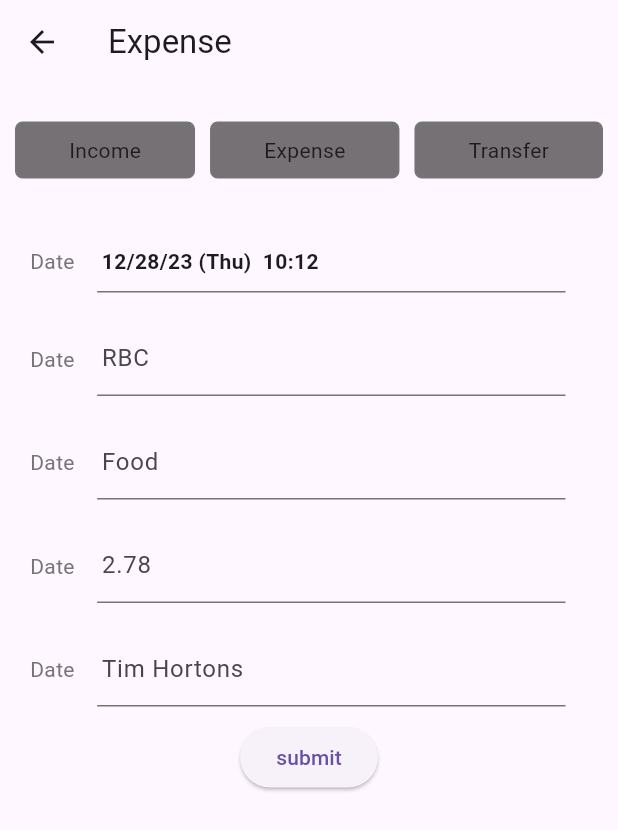
After one commit to MihirGorasiya/money-manager, a Flutter app: the screen it shows after launch, after a tap on the "add" icon, on a phone screen of 412 x 824 dp. The commit adds this screen. Shown: the top 830 px of the screen. Run offline on Flutter 3.47's test engine with Material 3 defaults, Android fonts, the phone set to English and light mode, and no system bars; our stand-ins replace sqflite; accounts and stored records are empty.

Commit message:
database added
- database added
- need to refactor the code
- add expenses page started

```diff
--- a/lib/constants/app_constants.dart
+++ b/lib/constants/app_constants.dart
@@ -6,4 +6,5 @@ class AppConstants {
   static const Color redColor = Colors.red;
   static const Color blueColor = Colors.blue;
   static const Color greyText = Color.fromARGB(255, 117, 117, 117);
+  static const Color lightBlackColor = Colors.black54;
 }
--- /dev/null
+++ b/lib/pages/add_expense.dart
@@ -0,0 +1,173 @@
+import 'package:flutter/material.dart';
+import 'package:money_manager/constants/app_constants.dart';
+import 'package:money_manager/widgets/input_field_with_lable.dart';
+
+class AddExpense extends StatefulWidget {
+  const AddExpense({super.key});
+
+  @override
+  State<AddExpense> createState() => _AddExpenseState();
+}
+
+class _AddExpenseState extends State<AddExpense> {
+  TextEditingController accountController = TextEditingController();
+  TextEditingController categoryController = TextEditingController();
+  TextEditingController amountController = TextEditingController();
+  TextEditingController descriptionController = TextEditingController();
+
+  @override
+  Widget build(BuildContext context) {
+    Size screenSize = MediaQuery.of(context).size;
+
+    return Scaffold(
+      appBar: AppBar(
+        title: const Text('Expense'),
+      ),
+      body: Column(
+        children: [
+          Padding(
+            padding: const EdgeInsets.symmetric(vertical: 25),
+            child: Row(
+              mainAxisAlignment: MainAxisAlignment.spaceEvenly,
+              children: [
+                Container(
+                  decoration: BoxDecoration(
+                    color: AppConstants.lightBlackColor,
+                    border: Border.all(color: AppConstants.greyText),
+                    borderRadius: BorderRadius.circular(5),
+                  ),
+                  padding: const EdgeInsets.symmetric(
+                    horizontal: 35,
+                    vertical: 8,
+                  ),
+                  child: const Text('Income'),
+                ),
+                Container(
+                  decoration: BoxDecoration(
+                    color: AppConstants.lightBlackColor,
+                    border: Border.all(color: AppConstants.greyText),
+                    borderRadius: BorderRadius.circular(5),
+                  ),
+                  padding: const EdgeInsets.symmetric(
+                    horizontal: 35,
+                    vertical: 8,
+                  ),
+                  child: const Text('Expense'),
+                ),
+                Container(
+                  decoration: BoxDecoration(
+                    color: AppConstants.lightBlackColor,
+                    border: Border.all(color: AppConstants.greyText),
+                    borderRadius: BorderRadius.circular(5),
+                  ),
+                  padding: const EdgeInsets.symmetric(
+                    horizontal: 35,
+                    vertical: 8,
+                  ),
+                  child: const Text('Transfer'),
+                ),
+              ],
+            ),
+          ),
+          // input fields
+          InputFieldWithLable(
+            screenSize: screenSize,
+            text: 'Date',
+            padding: true,
+            child: const Text(
+              '12/28/23 (Thu)  10:12',
+              style: TextStyle(fontWeight: FontWeight.w600),
+            ),
+          ),
+          InputFieldWithLable(
+            screenSize: screenSize,
+            text: 'Account',
+            padding: false,
+            child: TextField(
+              controller: accountController,
+              scrollPadding: EdgeInsets.zero,
+              decoration: const InputDecoration(
+                hintText: 'RBC',
+                contentPadding: EdgeInsets.zero,
+                border: InputBorder.none,
+                errorBorder: InputBorder.none,
+                enabledBorder: InputBorder.none,
+                focusedBorder: InputBorder.none,
+                disabledBorder: InputBorder.none,
+                focusedErrorBorder: InputBorder.none,
+              ),
+            ),
+          ),
+          InputFieldWithLable(
+            screenSize: screenSize,
+            text: 'Category',
+            padding: false,
+            child: TextField(
+              controller: categoryController,
+              scrollPadding: EdgeInsets.zero,
+              decoration: const InputDecoration(
+                hintText: 'Food',
+                contentPadding: EdgeInsets.zero,
+                border: InputBorder.none,
+                errorBorder: InputBorder.none,
+                enabledBorder: InputBorder.none,
+                focusedBorder: InputBorder.none,
+                disabledBorder: InputBorder.none,
+                focusedErrorBorder: InputBorder.none,
+              ),
+            ),
+          ),
+          InputFieldWithLable(
+            screenSize: screenSize,
+            text: 'Amount',
+            padding: false,
+            child: TextField(
+              controller: amountController,
+              scrollPadding: EdgeInsets.zero,
+              decoration: const InputDecoration(
+                hintText: '2.78',
+                contentPadding: EdgeInsets.zero,
+                border: InputBorder.none,
+                errorBorder: InputBorder.none,
+                enabledBorder: InputBorder.none,
+                focusedBorder: InputBorder.none,
+                disabledBorder: InputBorder.none,
+                focusedErrorBorder: InputBorder.none,
+              ),
+            ),
+          ),
+          InputFieldWithLable(
+            screenSize: screenSize,
+            text: 'Description',
+            padding: false,
+            child: TextField(
+              controller: descriptionController,
+              scrollPadding: EdgeInsets.zero,
+              decoration: const InputDecoration(
+                hintText: 'Tim Hortons',
+                contentPadding: EdgeInsets.zero,
+                border: InputBorder.none,
+                errorBorder: InputBorder.none,
+                enabledBorder: InputBorder.none,
+                focusedBorder: InputBorder.none,
+                disabledBorder: InputBorder.none,
+                focusedErrorBorder: InputBorder.none,
+              ),
+            ),
+          ),
+          //TODO: position this button at the bottom
+          Center(
+            child: Positioned(
+              bottom: 0,
+              child: ElevatedButton(
+                onPressed: () {},
+                child: const Text('submit'),
+              ),
+            ),
+          ),
+        ],
+      ),
+      floatingActionButtonLocation: FloatingActionButtonLocation.centerDocked,
+    );
+  }
+}
--- a/lib/pages/home_page.dart
+++ b/lib/pages/home_page.dart
@@ -1,5 +1,12 @@
+import 'dart:developer';
+
 import 'package:flutter/material.dart';
 import 'package:money_manager/constants/app_constants.dart';
+import 'package:money_manager/pages/add_expense.dart';
+import 'package:money_manager/utils/database_manager.dart';
+import 'package:money_manager/utils/expense.dart';
+import 'package:collection/collection.dart';
+
 import 'package:money_manager/widgets/day_transaction.dart';
 
 class HomePage extends StatefulWidget {
@@ -10,6 +17,57 @@ class HomePage extends StatefulWidget {
 }
 
 class _HomePageState extends State<HomePage> {
+  List<Expense>? result;
+
+  late Map<String, List<Expense>> groupped;
+  late List<List<Expense>> grouppedExpenseList = [];
+  void groupedData(List<Expense> expenses) {
+    groupped = groupBy(expenses, (Expense expense) => expense.time);
+
+    setState(() {
+      grouppedExpenseList = groupped.values.toList();
+    });
+  }
+
+  void getAllExpenses() async {
+    result = await DatabaseManager.getAllTransactions();
+    result!.sort((a, b) =>
+        DateTime.tryParse(b.time)!.compareTo(DateTime.tryParse(a.time)!));
+
+    groupedData(result!);
+  }
+
+  void addExpense() async {
+    Expense trans = Expense(
+      time: DateTime(2023, 11, 14, 6, 15, 20).toString(),
+      category: 'Appeals',
+      description: 'ZARA Jacket',
+      account: 'RBC Credit',
+      amount: 76,
+    );
+
+    await DatabaseManager.addData(trans, context);
+  }
+
+  void deleteExpense() async {
+    Expense trans = Expense(
+      // time: DateTime(2023, 11, 13, 10, 5, 5).toString(),
+      time: DateTime(2023, 11, 14, 6, 15, 20).toString(),
+      category: 'Appeals',
+      description: 'ZARA Jacket',
+      account: 'RBC Credit',
+      amount: 76,
+    );
+
+    await DatabaseManager.deleteData(trans);
+  }
+
+  @override
+  void initState() {
+    getAllExpenses();
+    super.initState();
+  }
+
   @override
   Widget build(BuildContext context) {
     Size screenSize = MediaQuery.of(context).size;
@@ -17,6 +75,19 @@ class _HomePageState extends State<HomePage> {
       appBar: AppBar(
         //TODO: update month changer
         title: const Text('Test'),
+      ),
+      floatingActionButton: FloatingActionButton(
+        onPressed: () {
+          Navigator.push(
+            context,
+            MaterialPageRoute(
+              builder: (context) => const AddExpense(),
+            ),
+          );
+        },
+        child: const Icon(
+          Icons.add_rounded,
+        ),
       ),
       body: Column(
         crossAxisAlignment: CrossAxisAlignment.center,
@@ -42,8 +113,11 @@ class _HomePageState extends State<HomePage> {
               Column(
                 crossAxisAlignment: CrossAxisAlignment.center,
                 children: [
-                  Text('Expennses'),
-                  Text('0.0'),
+                  Text('Expenses'),
+                  Text(
+                    '0.0',
+                    style: TextStyle(color: AppConstants.redColor),
+                  ),
                 ],
               ),
               Column(
@@ -55,39 +129,38 @@ class _HomePageState extends State<HomePage> {
               ),
             ],
           ),
-          DayTransaction(
-            screenSize: screenSize,
-            transactionDate: DateTime.parse('2023-12-16'),
-            transactions: [
-              {
-                'date': DateTime.parse('2023-12-16'),
-                'category': 'Food',
-                'description': 'Tim Horton',
-                'account': 'RBC credit card',
-                'amount': -8.87
-              },
-              {
-                'date': DateTime.parse('2023-12-16'),
-                'category': 'Apparel',
-                'description': 'H&M Seatshirt',
-                'account': 'RBC credit card',
-                'amount': -20.33
-              },
-            ],
+          Expanded(
+            child: grouppedExpenseList.isNotEmpty
+                ? ListView.builder(
+                    physics: const NeverScrollableScrollPhysics(),
+                    itemCount: grouppedExpenseList.length,
+                    itemBuilder: (context, index) {
+                      return DayTransaction(
+                        screenSize: screenSize,
+                        transactionDate: grouppedExpenseList[index].isNotEmpty
+                            ? DateTime.parse(
+                                grouppedExpenseList[index].first.time)
+                            : DateTime.now(),
+                        transactions: grouppedExpenseList[index],
+                      );
+                    },
+                  )
+                : const Center(
+                    child: CircularProgressIndicator(),
+                  ),
           ),
-          DayTransaction(
-            screenSize: screenSize,
-            transactionDate: DateTime.parse('2023-12-15'),
-            transactions: [
-              {
-                'date': DateTime.parse('2023-12-16'),
-                'category': 'salary',
-                'description': 'Tim Horton',
-                'account': 'RBC credit card',
-                'amount': 25.01
-              }
-            ],
-          ),
+          // DayTransaction(
+          //   screenSize: screenSize,
+          //   transactionDate: DateTime.parse('2023-12-15'),
+          //   transactions: [
+          //     Expense(
+          //         time: DateTime.parse('2023-12-16').toString(),
+          //         category: 'salary',
+          //         description: 'Tim Horton',
+          //         account: 'RBC credit card',
+          //         amount: 1200)
+          //   ],
+          // ),
         ],
       ),
     );
--- a/lib/utils/database_manager.dart
+++ b/lib/utils/database_manager.dart
@@ -1,8 +1,8 @@
 // ignore_for_file: depend_on_referenced_packages
-
-import 'dart:ffi';
 import 'dart:io';
 
+import 'package:flutter/material.dart';
+import 'package:money_manager/utils/expense.dart';
 import 'package:path/path.dart';
 import 'package:path_provider/path_provider.dart';
 import 'package:sqflite/sqflite.dart';
@@ -10,32 +10,61 @@ import 'package:sqflite/sqflite.dart';
 class DatabaseManager {
   DatabaseManager._();
   static const int _version = 1;
+  static const String dbName = 'transaction_table';
 
-  static Future<Database> getDatabase(String databaseName) async {
-    Directory dir = await getApplicationDocumentsDirectory();
-    String path = '${dir.path}/money_manager.db';
+  static Future<Database> getDatabase() async {
+    var databasePath = await getDatabasesPath();
+    String path = join(databasePath, 'money_manager.db');
+
     return openDatabase(
-      join(path, databaseName),
-      onCreate: (db, version) async => await db.execute(
-        'CREATE TABLE $databaseName(id INTEGER PRIMARY , noteDetails TEXT, isCanceled num)',
-      ),
+      path,
       version: _version,
+      onCreate: (db, version) {
+        return db.execute(
+          'CREATE TABLE $dbName (id INT PRIMARY KEY, time TEXT, category TEXT, description TEXT, account TEXT, amount NUM)',
+        );
+      },
     );
   }
 
-  static Future<int> addData(String databaseName,String category, String description, Float amount, DateTime time) async {
-    final db = await getDatabase(databaseName);
-    Map<String, dynamic> values = {
-      'category': category,
-      'description': description,
-      'amount': amount,
-      'time': time,
-    };
-
+  static Future<int> addData(Expense expense, BuildContext context) async {
+    final db = await getDatabase();
+    if (!context.mounted) return 0;
+    ScaffoldMessenger.of(context)
+        .showSnackBar(const SnackBar(content: Text('Data Added.')));
     return await db.insert(
-      databaseName,
-      values,
+      dbName,
+      expense.toJson(),
       conflictAlgorithm: ConflictAlgorithm.replace,
     );
   }
+
+  static Future<int> deleteData(Expense expense) async {
+    final db = await getDatabase();
+
+    return await db.rawDelete(
+        'DELETE FROM $dbName WHERE category = ? AND description = ? AND account = ? AND amount = ?',
+        [
+          expense.category,
+          expense.description,
+          expense.account,
+          expense.amount
+        ]);
+  }
+
+  static Future<List<Expense>?> getAllTransactions() async {
+    final db = await getDatabase();
+    final List<Map<String, dynamic>> maps = await db.query(dbName);
+
+    if (maps.isEmpty) return null;
+
+    return List.generate(
+      maps.length,
+      (index) {
+        return Expense.fromJson(
+          maps[index],
+        );
+      },
+    );
+  }
 }
--- /dev/null
+++ b/lib/utils/expense.dart
@@ -0,0 +1,44 @@
+class Expense {
+  final int? id;
+  final String time;
+  final String category;
+  final String description;
+  final String account;
+  final double amount;
+
+  const Expense({
+    this.id,
+    required this.time,
+    required this.category,
+    required this.description,
+    required this.account,
+    required this.amount,
+  });
+
+  factory Expense.fromJson(Map<String, dynamic> json) => Expense(
+        time: json['time'],
+        category: json['category'],
+        description: json['description'],
+        account: json['account'],
+        amount: double.parse(json['amount'].toString()),
+      );
+
+  Map<String, dynamic> toJson() {
+    var map = {
+      'id': id,
+      'time': time,
+      'category': category,
+      'description': description,
+      'account': account,
+      'amount': amount,
+    };
+    map.removeWhere((key, value) => value == null);
+
+    return map;
+  }
+
+  @override
+  String toString() {
+    return 'id: $id, time: $time, category: $category, description: $description, account: $account, amount: $amount';
+  }
+}
--- /dev/null
+++ b/lib/widgets/input_field_with_lable.dart
@@ -0,0 +1,52 @@
+import 'package:flutter/material.dart';
+import 'package:money_manager/constants/app_constants.dart';
+
+class InputFieldWithLable extends StatelessWidget {
+  const InputFieldWithLable({
+    super.key,
+    required this.screenSize,
+    required this.text,
+    required this.child,
+    required this.padding,
+  });
+
+  final Size screenSize;
+  final String text;
+  final Widget child;
+  final bool padding;
+
+  @override
+  Widget build(BuildContext context) {
+    return Container(
+      width: screenSize.width,
+      padding: const EdgeInsets.symmetric(horizontal: 20, vertical: 10),
+      child: Expanded(
+        child: Row(
+          children: [
+            const Text(
+              'Date',
+              style: TextStyle(color: AppConstants.greyText),
+            ),
+            Expanded(
+              child: Container(
+                margin: const EdgeInsets.symmetric(horizontal: 15),
+                padding: EdgeInsets.symmetric(
+                  vertical: padding ? 10 : 0,
+                  horizontal: 3,
+                ),
+                decoration: const BoxDecoration(
+                  border: Border(
+                    bottom: BorderSide(
+                      color: AppConstants.greyText,
+                    ),
+                  ),
+                ),
+                child: child,
+              ),
+            )
+          ],
+        ),
+      ),
+    );
+  }
+}
--- a/pubspec.yaml
+++ b/pubspec.yaml
@@ -7,6 +7,7 @@ environment:
   sdk: '>=3.2.3 <4.0.0'
 
 dependencies:
+  collection: ^1.18.0
   flutter:
     sdk: flutter
   intl: ^0.19.0
```
Also changed, not shown: lib/widgets/day_transaction.dart (+55 -25 lines), pubspec.lock.
